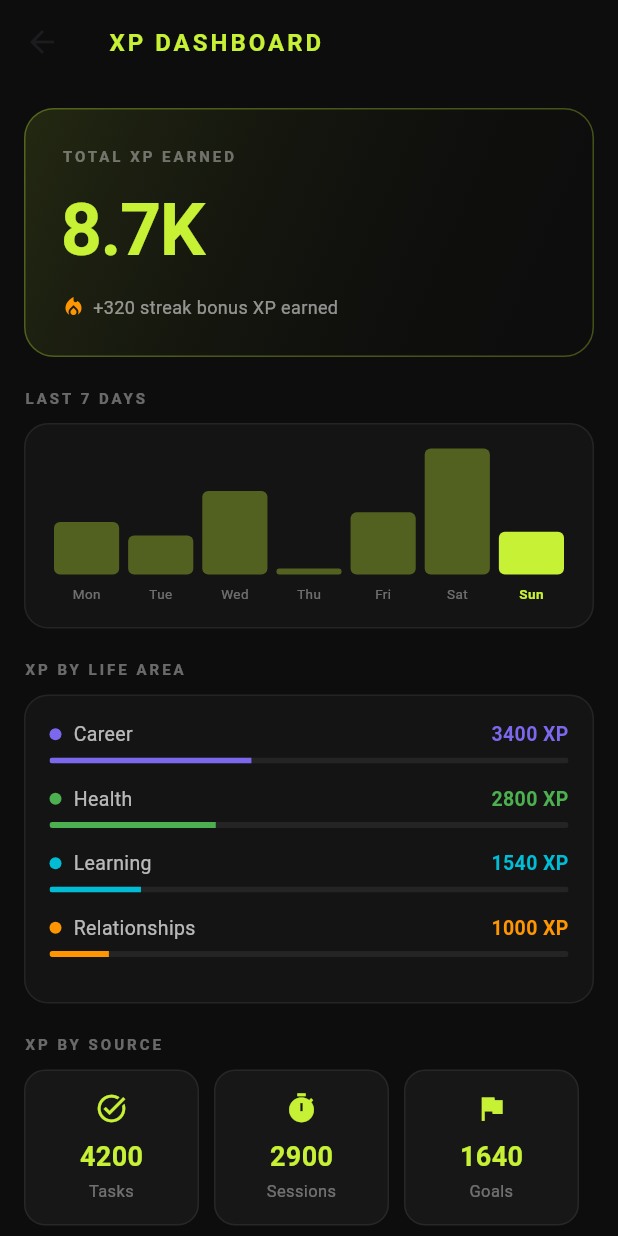
After one commit to hamzazuhur-wq/KRATOS, a Flutter app: the XpDashboardScreen screen opened directly, on a phone screen of 412 x 824 dp. The commit adds this screen. Run offline on Flutter 3.47's test engine with Material 3 defaults, Android fonts, the light colour scheme and no system bars; our stand-ins replace drift, drift_flutter; accounts and stored records are empty; generated files the repository leaves out were written again.

Commit message:
Wave 10: XP Dashboard, analytics DAO, daily sparkline, life-area breakdown, and tests

```diff
--- a/app/lib/data/drift/app_database.dart
+++ b/app/lib/data/drift/app_database.dart
@@ -8,6 +8,7 @@ import 'progression_tables.dart';
 import '../../features/tasks/data/tasks_dao.dart';
 import '../../features/tasks/data/junctions_dao.dart';
 import '../../features/xp/data/xp_ledger_dao.dart';
+import '../../features/xp/data/xp_analytics_dao.dart';
 import '../../features/progression/data/progression_dao.dart';
 import '../../features/streaks/data/streaks_dao.dart';
 import '../../features/categories/data/categories_dao.dart';
@@ -73,6 +74,7 @@ part 'app_database.g.dart';
     TaskToolLinksDao,
     AttachmentLinksDao,
     XpLedgerDao,
+    XpAnalyticsDao,
     ProgressionDao,
     StreaksDao,
     CategoriesDao,
--- /dev/null
+++ b/app/lib/features/xp/data/xp_analytics_dao.dart
@@ -0,0 +1,115 @@
+// ignore_for_file: public_member_api_docs
+// Wave 10: XP Analytics DAO — aggregation queries for the dashboard.
+// Reads from xp_ledger + xp_allocation_lines (append-only, no writes here).
+// All XP writes go through XpLedgerWriter — never direct INSERT.
+
+import 'package:drift/drift.dart';
+
+import '../../../data/drift/app_database.dart';
+import '../../../data/drift/ledger_tables.dart';
+
+part 'xp_analytics_dao.g.dart';
+
+/// Read-only DAO for XP analytics queries.
+///
+/// Aggregates data from [XpLedger] and [XpAllocationLines] for the
+/// dashboard. No writes — XP is always written via [XpLedgerWriter].
+@DriftAccessor(tables: [XpLedger, XpAllocationLines])
+class XpAnalyticsDao extends DatabaseAccessor<AppDatabase>
+    with _$XpAnalyticsDaoMixin {
+  XpAnalyticsDao(super.db);
+
+  // ─── Total XP per LifeArea ─────────────────────────────────────────────
+
+  /// Total allocated XP for a single life area.
+  Future<int> totalXpForLifeArea(String lifeAreaId) async {
+    final query = selectOnly(db.xpAllocationLines)
+      ..addColumns([db.xpAllocationLines.allocatedPoints.sum()])
+      ..where(db.xpAllocationLines.lifeAreaId.equals(lifeAreaId));
+    final row = await query.getSingleOrNull();
+    return row?.read(db.xpAllocationLines.allocatedPoints.sum()) ?? 0;
+  }
+
+  /// Total XP for all life areas of an owner, as a map {lifeAreaId: xp}.
+  Future<Map<String, int>> xpByLifeArea(String ownerId) async {
+    // Join xp_ledger (for owner filter) with xp_allocation_lines.
+    final query = select(db.xpAllocationLines).join([
+      innerJoin(
+        db.xpLedger,
+        db.xpLedger.id.equalsExp(db.xpAllocationLines.ledgerId),
+      ),
+    ])
+      ..where(db.xpLedger.ownerId.equals(ownerId));
+    final rows = await query
+        .map((row) => (
+              lifeAreaId: row.readTable(db.xpAllocationLines).lifeAreaId,
+              points: row.readTable(db.xpAllocationLines).allocatedPoints,
+            ))
+        .get();
+    final result = <String, int>{};
+    for (final r in rows) {
+      result[r.lifeAreaId] = (result[r.lifeAreaId] ?? 0) + r.points;
+    }
+    return result;
+  }
+
+  // ─── XP Over Time ─────────────────────────────────────────────────────
+
+  /// XP events in the last [days] days for an owner, ordered newest first.
+  Future<List<XpLedgerData>> recentXpEvents(String ownerId, int days) {
+    final since =
+        DateTime.now().toUtc().subtract(Duration(days: days));
+    return (select(db.xpLedger)
+          ..where((e) =>
+              e.ownerId.equals(ownerId) &
+              e.createdAt.isBiggerThanValue(since) &
+              e.reversalEventId.isNull()) // exclude reversals
+          ..orderBy([(e) => OrderingTerm.desc(e.createdAt)]))
+        .get();
+  }
+
+  // ─── XP by Source Type ────────────────────────────────────────────────
+
+  /// Total XP grouped by sourceType (e.g. 'task', 'session', 'goal').
+  Future<Map<String, int>> xpBySourceType(String ownerId) async {
+    final rows = await (select(db.xpLedger)
+          ..where((e) =>
+              e.ownerId.equals(ownerId) & e.reversalEventId.isNull()))
+        .get();
+    final result = <String, int>{};
+    for (final r in rows) {
+      result[r.sourceType] = (result[r.sourceType] ?? 0) + r.points;
+    }
+    return result;
+  }
+
+  // ─── Streak Bonus Earned ──────────────────────────────────────────────
+
+  /// Total streak bonus XP earned for an owner.
+  Future<int> totalStreakBonusXp(String ownerId) async {
+    final query = selectOnly(db.xpLedger)
+      ..addColumns([db.xpLedger.streakBonus.sum()])
+      ..where(db.xpLedger.ownerId.equals(ownerId));
+    final row = await query.getSingleOrNull();
+    return row?.read(db.xpLedger.streakBonus.sum()) ?? 0;
+  }
+
+  // ─── Daily XP Totals (last 7 days) ────────────────────────────────────
+
+  /// Returns a list of (date, xp) pairs for the last [days] days.
+  /// Used for the sparkline / bar chart on the dashboard.
+  Future<List<({DateTime date, int xp})>> dailyXpTotals(
+      String ownerId, int days) async {
+    final rows = await recentXpEvents(ownerId, days);
+    final map = <String, int>{};
+    for (final r in rows) {
+      final dayKey =
+          '${r.createdAt.year}-${r.createdAt.month.toString().padLeft(2, '0')}-${r.createdAt.day.toString().padLeft(2, '0')}';
+      map[dayKey] = (map[dayKey] ?? 0) + r.points;
+    }
+    return map.entries
+        .map((e) => (date: DateTime.parse(e.key), xp: e.value))
+        .toList()
+      ..sort((a, b) => a.date.compareTo(b.date));
+  }
+}
--- /dev/null
+++ b/app/lib/features/xp/presentation/xp_dashboard_screen.dart
@@ -0,0 +1,349 @@
+// Wave 10: XP Dashboard screen — Liquid Glass / Acid Lime.
+// Shows total XP, per-life-area breakdown, streak bonuses, and daily sparkline.
+// Data flows: XpAnalyticsDao → (Riverpod provider) → this screen.
+
+import 'package:flutter/material.dart';
+
+/// XP Dashboard — main analytics hub.
+///
+/// Full implementation wires Riverpod [XpDashboardNotifier] backed by
+/// [XpAnalyticsDao]. This placeholder renders a faithful visual prototype.
+class XpDashboardScreen extends StatelessWidget {
+  const XpDashboardScreen({super.key});
+
+  @override
+  Widget build(BuildContext context) {
+    return Scaffold(
+      backgroundColor: const Color(0xFF0D0D0D),
+      appBar: AppBar(
+        backgroundColor: Colors.transparent,
+        elevation: 0,
+        title: const Text(
+          'XP DASHBOARD',
+          style: TextStyle(
+            color: Color(0xFFC6F135),
+            fontWeight: FontWeight.bold,
+            letterSpacing: 2.0,
+            fontSize: 16,
+          ),
+        ),
+      ),
+      body: ListView(
+        padding: const EdgeInsets.all(16),
+        children: [
+          // Total XP hero card
+          const _HeroXpCard(totalXp: 8740, streakBonus: 320),
+          const SizedBox(height: 20),
+
+          // 7-day sparkline
+          _SectionLabel(label: 'LAST 7 DAYS'),
+          const SizedBox(height: 10),
+          const _DailySparkline(
+            dailyXp: [120, 85, 200, 0, 145, 310, 95],
+          ),
+          const SizedBox(height: 20),
+
+          // Per-life-area breakdown
+          _SectionLabel(label: 'XP BY LIFE AREA'),
+          const SizedBox(height: 10),
+          const _LifeAreaXpList(
+            entries: [
+              (name: 'Career', xp: 3400, color: Color(0xFF7B68EE)),
+              (name: 'Health', xp: 2800, color: Color(0xFF4CAF50)),
+              (name: 'Learning', xp: 1540, color: Color(0xFF00BCD4)),
+              (name: 'Relationships', xp: 1000, color: Color(0xFFFF9500)),
+            ],
+          ),
+          const SizedBox(height: 20),
+
+          // XP source breakdown
+          _SectionLabel(label: 'XP BY SOURCE'),
+          const SizedBox(height: 10),
+          const _XpSourceBreakdown(
+            sources: [
+              (label: 'Tasks', xp: 4200, icon: Icons.task_alt),
+              (label: 'Sessions', xp: 2900, icon: Icons.timer),
+              (label: 'Goals', xp: 1640, icon: Icons.flag),
+            ],
+          ),
+          const SizedBox(height: 32),
+        ],
+      ),
+    );
+  }
+}
+
+// ---------------------------------------------------------------------------
+
+class _SectionLabel extends StatelessWidget {
+  final String label;
+  const _SectionLabel({required this.label});
+  @override
+  Widget build(BuildContext context) => Text(
+        label,
+        style: const TextStyle(
+          color: Colors.white38,
+          fontSize: 10,
+          letterSpacing: 2.0,
+          fontWeight: FontWeight.bold,
+        ),
+      );
+}
+
+// ---------------------------------------------------------------------------
+// _HeroXpCard — total XP with streak bonus
+// ---------------------------------------------------------------------------
+
+class _HeroXpCard extends StatelessWidget {
+  final int totalXp;
+  final int streakBonus;
+  const _HeroXpCard({required this.totalXp, required this.streakBonus});
+
+  @override
+  Widget build(BuildContext context) {
+    return Container(
+      padding: const EdgeInsets.all(24),
+      decoration: BoxDecoration(
+        gradient: LinearGradient(
+          colors: [
+            const Color(0xFFC6F135).withValues(alpha: 0.12),
+            Colors.transparent,
+          ],
+          begin: Alignment.topLeft,
+          end: Alignment.bottomRight,
+        ),
+        borderRadius: BorderRadius.circular(20),
+        border: Border.all(
+            color: const Color(0xFFC6F135).withValues(alpha: 0.3)),
+      ),
+      child: Column(
+        crossAxisAlignment: CrossAxisAlignment.start,
+        children: [
+          const Text(
+            'TOTAL XP EARNED',
+            style: TextStyle(
+              color: Colors.white38,
+              fontSize: 10,
+              letterSpacing: 2.0,
+              fontWeight: FontWeight.bold,
+            ),
+          ),
+          const SizedBox(height: 8),
+          Text(
+            _formatXp(totalXp),
+            style: const TextStyle(
+              color: Color(0xFFC6F135),
+              fontWeight: FontWeight.bold,
+              fontSize: 48,
+              letterSpacing: -1,
+            ),
+          ),
+          const SizedBox(height: 8),
+          Row(
+            children: [
+              const Icon(Icons.local_fire_department,
+                  color: Color(0xFFFF9500), size: 16),
+              const SizedBox(width: 5),
+              Text(
+                '+$streakBonus streak bonus XP earned',
+                style: const TextStyle(color: Colors.white54, fontSize: 12),
+              ),
+            ],
+          ),
+        ],
+      ),
+    );
+  }
+
+  String _formatXp(int xp) {
+    if (xp >= 1000) {
+      final k = xp / 1000;
+      return '${k.toStringAsFixed(k.truncateToDouble() == k ? 0 : 1)}K';
+    }
+    return '$xp';
+  }
+}
+
+// ---------------------------------------------------------------------------
+// _DailySparkline — simple bar chart for 7-day XP
+// ---------------------------------------------------------------------------
+
+class _DailySparkline extends StatelessWidget {
+  final List<int> dailyXp;
+  const _DailySparkline({required this.dailyXp});
+
+  static const _days = ['Mon', 'Tue', 'Wed', 'Thu', 'Fri', 'Sat', 'Sun'];
+
+  @override
+  Widget build(BuildContext context) {
+    final max = dailyXp.reduce((a, b) => a > b ? a : b);
+    return Container(
+      padding: const EdgeInsets.all(16),
+      decoration: BoxDecoration(
+        color: Colors.white.withValues(alpha: 0.03),
+        borderRadius: BorderRadius.circular(16),
+        border: Border.all(color: Colors.white.withValues(alpha: 0.07)),
+      ),
+      child: Row(
+        crossAxisAlignment: CrossAxisAlignment.end,
+        children: List.generate(dailyXp.length, (i) {
+          final fraction = max > 0 ? dailyXp[i] / max : 0.0;
+          final isToday = i == dailyXp.length - 1;
+          return Expanded(
+            child: Padding(
+              padding: const EdgeInsets.symmetric(horizontal: 3),
+              child: Column(
+                mainAxisSize: MainAxisSize.min,
+                children: [
+                  Container(
+                    height: 80 * fraction + 4,
+                    decoration: BoxDecoration(
+                      color: isToday
+                          ? const Color(0xFFC6F135)
+                          : const Color(0xFFC6F135).withValues(alpha: 0.35),
+                      borderRadius: BorderRadius.circular(4),
+                    ),
+                  ),
+                  const SizedBox(height: 6),
+                  Text(
+                    _days[i % _days.length],
+                    style: TextStyle(
+                      color: isToday ? const Color(0xFFC6F135) : Colors.white38,
+                      fontSize: 9,
+                      fontWeight: isToday
+                          ? FontWeight.bold
+                          : FontWeight.normal,
+                    ),
+                  ),
+                ],
+              ),
+            ),
+          );
+        }),
+      ),
+    );
+  }
+}
+
+// ---------------------------------------------------------------------------
+// _LifeAreaXpList — horizontal bar rows per life area
+// ---------------------------------------------------------------------------
+
+class _LifeAreaXpList extends StatelessWidget {
+  final List<({String name, int xp, Color color})> entries;
+  const _LifeAreaXpList({required this.entries});
+
+  @override
+  Widget build(BuildContext context) {
+    final totalXp = entries.fold<int>(0, (s, e) => s + e.xp);
+    return Container(
+      padding: const EdgeInsets.all(16),
+      decoration: BoxDecoration(
+        color: Colors.white.withValues(alpha: 0.03),
+        borderRadius: BorderRadius.circular(16),
+        border: Border.all(color: Colors.white.withValues(alpha: 0.07)),
+      ),
+      child: Column(
+        children: entries.map((e) {
+          final fraction = totalXp > 0 ? e.xp / totalXp : 0.0;
+          return Padding(
+            padding: const EdgeInsets.only(bottom: 14),
+            child: Column(
+              crossAxisAlignment: CrossAxisAlignment.start,
+              children: [
+                Row(
+                  children: [
+                    Container(
+                      width: 8,
+                      height: 8,
+                      decoration: BoxDecoration(
+                        color: e.color,
+                        shape: BoxShape.circle,
+                      ),
+                    ),
+                    const SizedBox(width: 8),
+                    Expanded(
+                      child: Text(
+                        e.name,
+                        style: const TextStyle(
+                            color: Colors.white70, fontSize: 13),
+                      ),
+                    ),
+                    Text(
+                      '${e.xp} XP',
+                      style: TextStyle(
+                        color: e.color,
+                        fontWeight: FontWeight.bold,
+                        fontSize: 13,
+                      ),
+                    ),
+                  ],
+                ),
+                const SizedBox(height: 6),
+                ClipRRect(
+                  borderRadius: BorderRadius.circular(3),
+                  child: LinearProgressIndicator(
+                    value: fraction,
+                    backgroundColor: Colors.white.withValues(alpha: 0.07),
+                    valueColor: AlwaysStoppedAnimation<Color>(e.color),
+                    minHeight: 4,
+                  ),
+                ),
+              ],
+            ),
+          );
+        }).toList(),
+      ),
+    );
+  }
+}
+
+// ---------------------------------------------------------------------------
+// _XpSourceBreakdown — tiles per sourceType
+// ---------------------------------------------------------------------------
+
+class _XpSourceBreakdown extends StatelessWidget {
+  final List<({String label, int xp, IconData icon})> sources;
+  const _XpSourceBreakdown({required this.sources});
+
+  @override
+  Widget build(BuildContext context) {
+    return Row(
+      children: sources.map((s) {
+        return Expanded(
+          child: Container(
+            margin: const EdgeInsets.only(right: 10),
+            padding: const EdgeInsets.all(14),
+            decoration: BoxDecoration(
+              color: Colors.white.withValues(alpha: 0.04),
+              borderRadius: BorderRadius.circular(14),
+              border:
+                  Border.all(color: Colors.white.withValues(alpha: 0.07)),
+            ),
+            child: Column(
+              children: [
+                Icon(s.icon, color: const Color(0xFFC6F135), size: 22),
+                const SizedBox(height: 8),
+                Text(
+                  '${s.xp}',
+                  style: const TextStyle(
+                    color: Color(0xFFC6F135),
+                    fontWeight: FontWeight.bold,
+                    fontSize: 18,
+                  ),
+                ),
+                const SizedBox(height: 2),
+                Text(
+                  s.label,
+                  style: const TextStyle(
+                      color: Colors.white38, fontSize: 11),
+                  textAlign: TextAlign.center,
+                ),
+              ],
+            ),
+          ),
+        );
+      }).toList(),
+    );
+  }
+}
```
Also changed, not shown: 1 other file.
